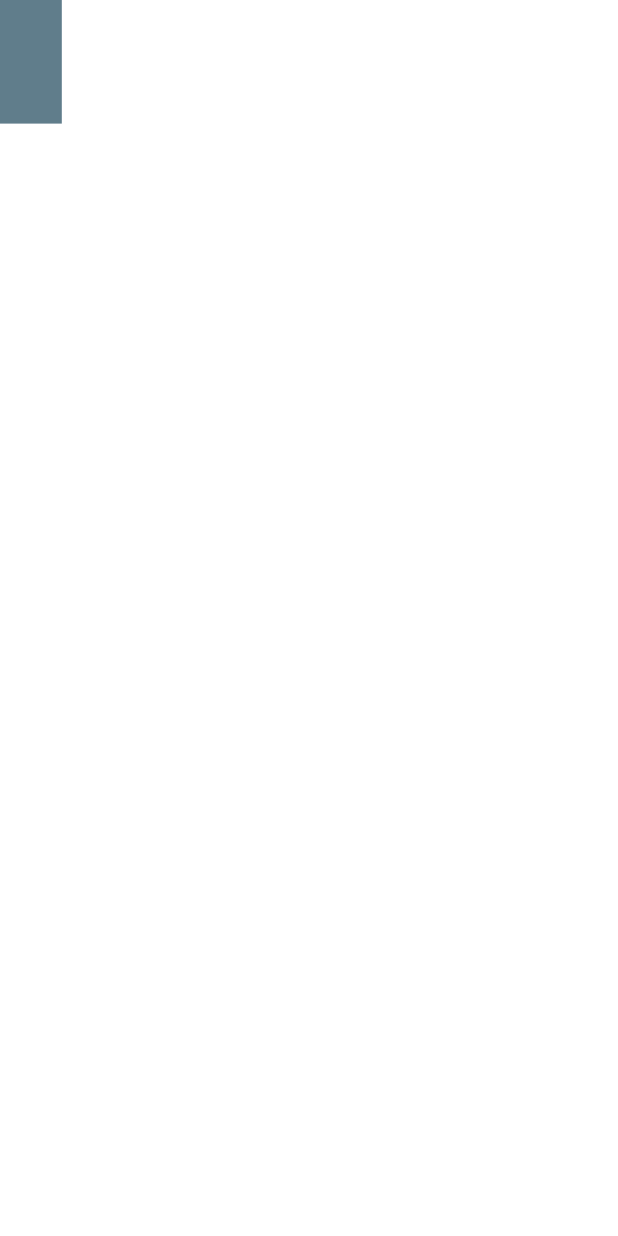
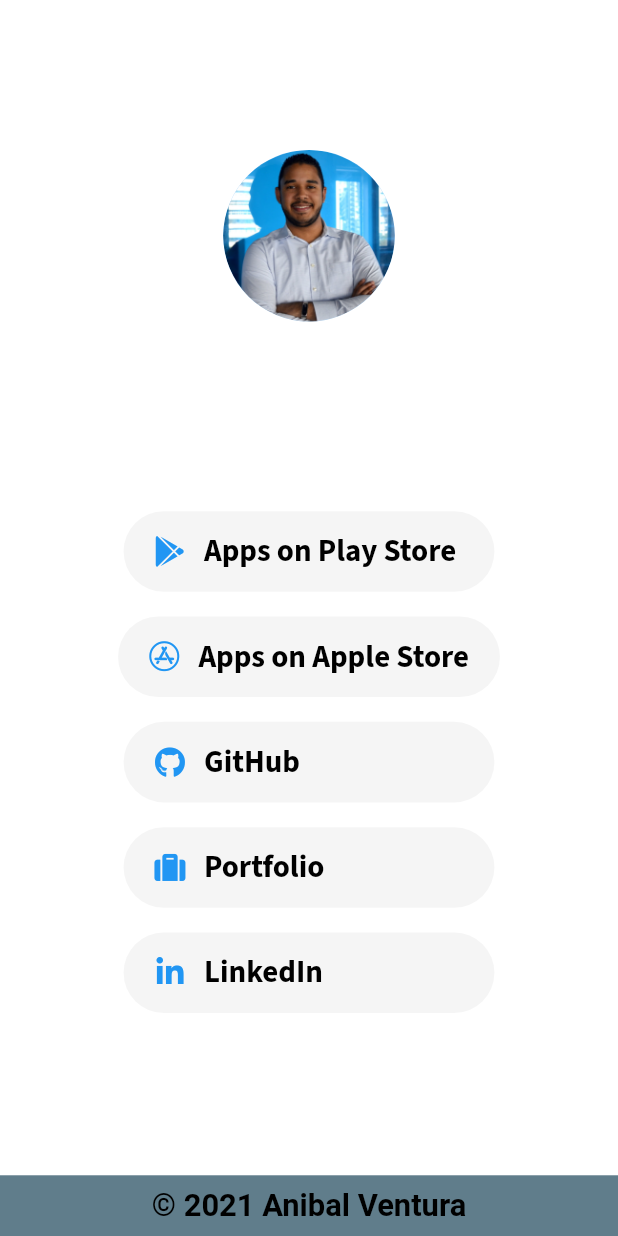
Before and after one commit to anibalventura/linkinbio, a Flutter app: the screen it shows after launch, on a phone screen of 412 x 824 dp. Run offline on Flutter 3.47's test engine with Material 2 defaults, Android fonts, the phone set to English and light mode, and no system bars; our stand-ins replace flutter_screenutil, font_awesome_flutter, google_fonts.

Commit message:
- Set initial design. - Add profile picture. - Add InfoCard widget. - Add url_launcher package.

```diff
--- a/lib/main.dart
+++ b/lib/main.dart
@@ -42,7 +42,6 @@
         routes: {
           HomeScreen.route: (context) => HomeScreen(),
         },
-        initialRoute: HomeScreen.route,
       ),
     );
   }
--- a/lib/screens/home_screen.dart
+++ b/lib/screens/home_screen.dart
@@ -1,17 +1,99 @@
 import 'package:flutter/material.dart';
 import 'package:flutter_screenutil/flutter_screenutil.dart';
+import 'package:font_awesome_flutter/font_awesome_flutter.dart';
+import 'package:google_fonts/google_fonts.dart';
+import 'package:linkinbio/widgets/info_card.dart';
 
 class HomeScreen extends StatelessWidget {
-  static String route = '/home_screen';
+  static String route = '/';
 
   @override
   Widget build(BuildContext context) {
     return Scaffold(
       body: SafeArea(
-        child: Container(
-          color: Colors.blueGrey,
-          height: 0.1.sh,
-          width: 0.1.sw,
+        child: Column(
+          mainAxisAlignment: MainAxisAlignment.center,
+          children: [
+            Expanded(
+              child: Center(
+                child: SingleChildScrollView(
+                  child: Column(
+                    mainAxisAlignment: MainAxisAlignment.center,
+                    children: [
+                      CircleAvatar(
+                        radius: 50.r,
+                        backgroundImage:
+                            AssetImage("assets/images/profile.png"),
+                      ),
+                      SizedBox(height: 0.01.sh),
+                      Text(
+                        "Anibal Ventura",
+                        style: TextStyle(
+                          color: Colors.white,
+                          fontSize: 24.sp,
+                          fontWeight: FontWeight.bold,
+                          fontFamily: GoogleFonts.pacifico().fontFamily,
+                        ),
+                      ),
+                      SizedBox(height: 0.01.sh),
+                      Text(
+                        "Software Developer",
+                        style: TextStyle(
+                          color: Colors.white,
+                          fontSize: 18.sp,
+                          letterSpacing: 0.5.sp,
+                          fontWeight: FontWeight.bold,
+                          fontFamily: GoogleFonts.sourceSansPro().fontFamily,
+                        ),
+                      ),
+                      SizedBox(
+                        height: 0.03.sh,
+                        width: 0.15.sw,
+                        child: Divider(
+                          color: Colors.white,
+                          thickness: 1,
+                        ),
+                      ),
+                      InfoCard(
+                        icon: FontAwesomeIcons.googlePlay,
+                        title: "Apps on Play Store",
+                        url:
+                            'https://play.google.com/store/search?q=pub%3A%20Anibal%20Ventura&c=apps&hl=en',
+                      ),
+                      InfoCard(
+                        icon: FontAwesomeIcons.appStore,
+                        title: "Apps on Apple Store",
+                        url:
+                            'https://apps.apple.com/developer/anibal-ventura/id1550794427',
+                      ),
+                      InfoCard(
+                        icon: FontAwesomeIcons.github,
+                        title: "GitHub",
+                        url: 'https://github.com/anibalventura',
+                      ),
+                      InfoCard(
+                        icon: FontAwesomeIcons.suitcase,
+                        title: "Portfolio",
+                        url: 'https://anibalventura.com/',
+                      ),
+                      InfoCard(
+                        icon: FontAwesomeIcons.linkedinIn,
+                        title: "LinkedIn",
+                        url: 'https://www.linkedin.com/in/anibalventura/',
+                      ),
+                    ],
+                  ),
+                ),
+              ),
+            ),
+            Container(
+              width: 1.sw,
+              padding: EdgeInsets.symmetric(vertical: 0.01.sh),
+              color: Colors.blueGrey,
+              alignment: Alignment.center,
+              child: Text('© 2021 Anibal Ventura'),
+            ),
+          ],
         ),
       ),
     );
--- /dev/null
+++ b/lib/widgets/info_card.dart
@@ -0,0 +1,72 @@
+import 'package:flutter/material.dart';
+import 'package:google_fonts/google_fonts.dart';
+import 'package:flutter_screenutil/flutter_screenutil.dart';
+import 'package:linkinbio/utils/utils.dart';
+import 'package:url_launcher/url_launcher.dart';
+
+class InfoCard extends StatelessWidget {
+  InfoCard({
+    @required this.icon,
+    @required this.title,
+    this.backgroundColor,
+    this.url,
+  });
+
+  final IconData? icon;
+  final String? title;
+  final Color? backgroundColor;
+  final String? url;
+
+  @override
+  Widget build(BuildContext context) {
+    final borderRadius = BorderRadius.all(Radius.circular(50.r));
+
+    return Container(
+      margin: EdgeInsets.symmetric(vertical: 0.01.sh),
+      child: Material(
+        color: backgroundColor ?? theme(context).cardColor,
+        borderRadius: borderRadius,
+        child: InkWell(
+          onTap: () async {
+            await canLaunch(url!)
+                ? await launch(url!)
+                : throw 'Could not launch $url!';
+          },
+          borderRadius: borderRadius,
+          child: Padding(
+            padding: EdgeInsets.symmetric(
+              horizontal: 0.05.sw,
+              vertical: 0.015.sh,
+            ),
+            child: ConstrainedBox(
+              constraints: BoxConstraints(
+                minWidth: 0.5.sw,
+                maxWidth: 0.6.sw,
+              ),
+              child: Row(
+                mainAxisSize: MainAxisSize.min,
+                children: [
+                  Icon(
+                    icon,
+                    color: Colors.blue,
+                  ),
+                  SizedBox(width: 0.03.sw),
+                  FittedBox(
+                    fit: BoxFit.fitWidth,
+                    child: Text(
+                      title!,
+                      style: TextStyle(
+                        fontFamily: GoogleFonts.sourceSansPro().fontFamily,
+                        fontSize: 18.sp,
+                      ),
+                    ),
+                  ),
+                ],
+              ),
+            ),
+          ),
+        ),
+      ),
+    );
+  }
+}
--- a/pubspec.yaml
+++ b/pubspec.yaml
@@ -14,6 +14,7 @@
   flutter_screenutil: ^5.0.0
   font_awesome_flutter: ^9.0.0
   google_fonts: ^2.0.0
+  url_launcher: ^6.0.3
 
 dev_dependencies:
   flutter_test:
@@ -26,3 +27,4 @@
 
   assets:
     - assets/lang/
+    - assets/images/
```
Also changed, not shown: assets/images/profile.png (added), pubspec.lock, 2 other files.
